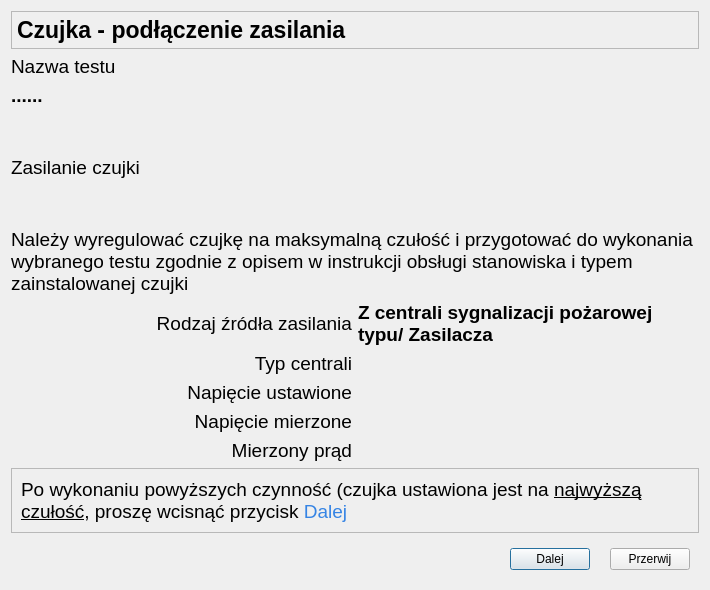
Before: the Qt Designer form CzujkiLinioweApp/oknozasilaniaczujki.ui in wiacekmarcin/CzujkiLiniowe, drawn with Qt 5.
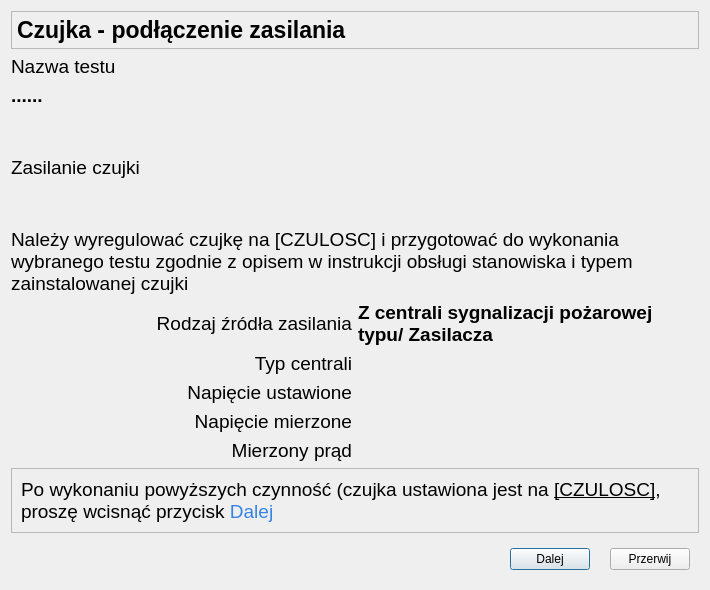
After: the same form once the commit is applied. Icons and pictures are not drawn.

Commit message: Rozpoczynam dodawanie testu w zaleznosci od drogi optycznej

Diff of the .ui file:
```diff
--- a/CzujkiLinioweApp/oknozasilaniaczujki.ui
+++ b/CzujkiLinioweApp/oknozasilaniaczujki.ui
@@ -28,7 +28,7 @@
       </font>
      </property>
      <property name="text">
-      <string>Należy wyregulować czujkę na maksymalną czułość i przygotować do wykonania wybranego testu zgodnie z opisem w instrukcji obsługi stanowiska i typem zainstalowanej czujki</string>
+      <string>Należy wyregulować czujkę na [CZULOSC] i przygotować do wykonania wybranego testu zgodnie z opisem w instrukcji obsługi stanowiska i typem zainstalowanej czujki</string>
      </property>
      <property name="wordWrap">
       <bool>true</bool>
@@ -123,7 +123,7 @@
          </font>
         </property>
         <property name="text">
-         <string>&lt;html&gt;&lt;head/&gt;&lt;body&gt;&lt;p&gt;Po wykonaniu powyższych czynność (czujka ustawiona jest na &lt;span style=&quot; text-decoration: underline;&quot;&gt;najwyższą czułość&lt;/span&gt;, proszę wcisnąć przycisk&lt;span style=&quot; color:#3584e4;&quot;&gt; Dalej&lt;/span&gt;&lt;/p&gt;&lt;/body&gt;&lt;/html&gt;</string>
+         <string>&lt;html&gt;&lt;head/&gt;&lt;body&gt;&lt;p&gt;Po wykonaniu powyższych czynność (czujka ustawiona jest na &lt;span style=&quot; text-decoration: underline;&quot;&gt;[CZULOSC]&lt;/span&gt;, proszę wcisnąć przycisk&lt;span style=&quot; color:#3584e4;&quot;&gt; Dalej&lt;/span&gt;&lt;/p&gt;&lt;/body&gt;&lt;/html&gt;</string>
         </property>
         <property name="wordWrap">
          <bool>true</bool>
```
Left out of the diff: 2 changed lines with no effect on the pictures. The commit also changes 15 other files.
